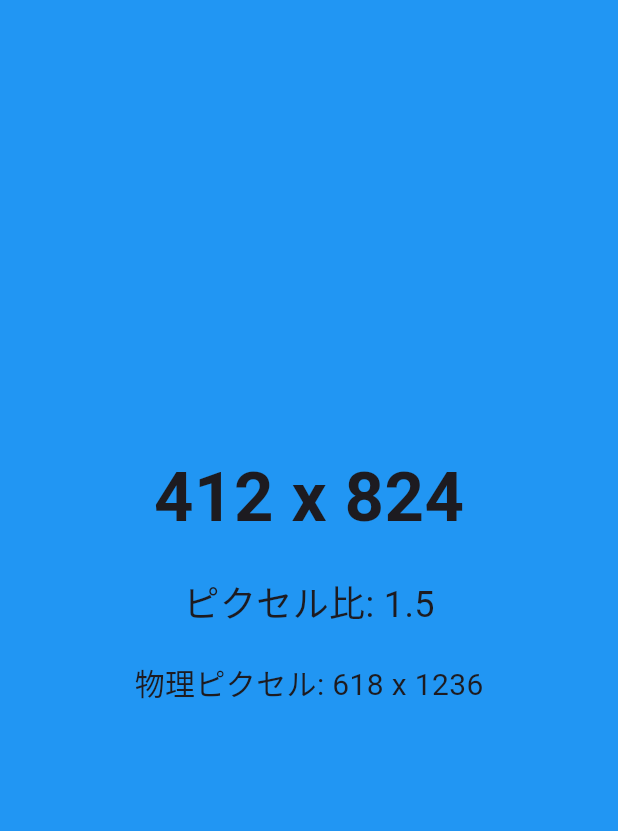
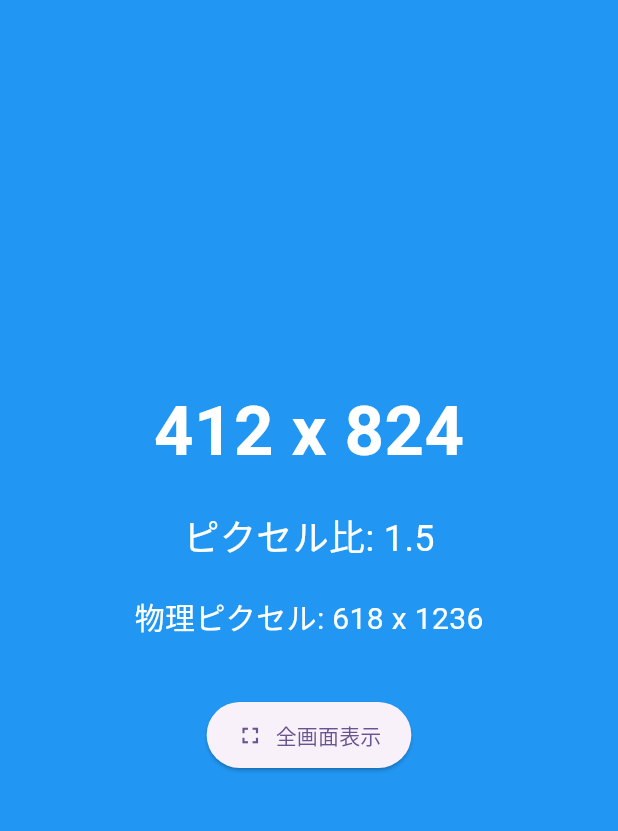
Before and after one commit to ogawa3427/bashi_disp, a Flutter app: the screen it shows after launch, on a phone screen of 412 x 824 dp, the part 84-915 px from its top. Run offline on Flutter 3.47's test engine with Material 3 defaults, Android fonts, the phone set to English and light mode, and no system bars.

Commit message:
全画面

```diff
--- a/lib/main.dart
+++ b/lib/main.dart
@@ -1,4 +1,6 @@
 import 'package:flutter/material.dart';
+import 'package:flutter/services.dart';
+import 'dart:io' show Platform;
 
 void main() {
   runApp(const MyApp());
@@ -19,8 +21,37 @@ class MyApp extends StatelessWidget {
   }
 }
 
-class ResolutionDisplayPage extends StatelessWidget {
+class ResolutionDisplayPage extends StatefulWidget {
   const ResolutionDisplayPage({super.key});
+
+  @override
+  State<ResolutionDisplayPage> createState() => _ResolutionDisplayPageState();
+}
+
+class _ResolutionDisplayPageState extends State<ResolutionDisplayPage> {
+  bool _isFullScreen = false;
+
+  void _toggleFullScreen() {
+    setState(() {
+      _isFullScreen = !_isFullScreen;
+      if (_isFullScreen) {
+        if (Platform.isAndroid) {
+          SystemChrome.setEnabledSystemUIMode(SystemUiMode.immersiveSticky);
+        } else if (Platform.isIOS) {
+          SystemChrome.setEnabledSystemUIMode(SystemUiMode.leanBack);
+        }
+      } else {
+        SystemChrome.setEnabledSystemUIMode(SystemUiMode.edgeToEdge);
+      }
+    });
+  }
+
+  @override
+  void dispose() {
+    // アプリ終了時に元の状態に戻す
+    SystemChrome.setEnabledSystemUIMode(SystemUiMode.edgeToEdge);
+    super.dispose();
+  }
 
   @override
   Widget build(BuildContext context) {
@@ -30,7 +61,7 @@ class ResolutionDisplayPage extends StatelessWidget {
     final double pixelRatio = MediaQuery.of(context).devicePixelRatio;
 
     return Scaffold(
-      appBar: AppBar(
+      appBar: _isFullScreen ? null : AppBar(
         backgroundColor: Theme.of(context).colorScheme.inversePrimary,
         title: const Text('画面解像度'),
       ),
@@ -45,17 +76,27 @@ class ResolutionDisplayPage extends StatelessWidget {
                 style: const TextStyle(
                   fontSize: 46,
                   fontWeight: FontWeight.bold,
+                  color: Colors.white,
                 ),
               ),
               const SizedBox(height: 20),
               Text(
                 'ピクセル比: $pixelRatio',
-                style: const TextStyle(fontSize: 24),
+                style: const TextStyle(fontSize: 24, color: Colors.white),
               ),
               const SizedBox(height: 20),
               Text(
                 '物理ピクセル: ${(width * pixelRatio).toInt()} x ${(height * pixelRatio).toInt()}',
-                style: const TextStyle(fontSize: 20),
+                style: const TextStyle(fontSize: 20, color: Colors.white),
+              ),
+              const SizedBox(height: 40),
+              ElevatedButton.icon(
+                onPressed: _toggleFullScreen,
+                icon: Icon(_isFullScreen ? Icons.fullscreen_exit : Icons.fullscreen),
+                label: Text(_isFullScreen ? '全画面解除' : '全画面表示'),
+                style: ElevatedButton.styleFrom(
+                  padding: const EdgeInsets.symmetric(horizontal: 20, vertical: 12),
+                ),
               ),
             ],
           ),
```
Also changed, not shown: 1 other file.
